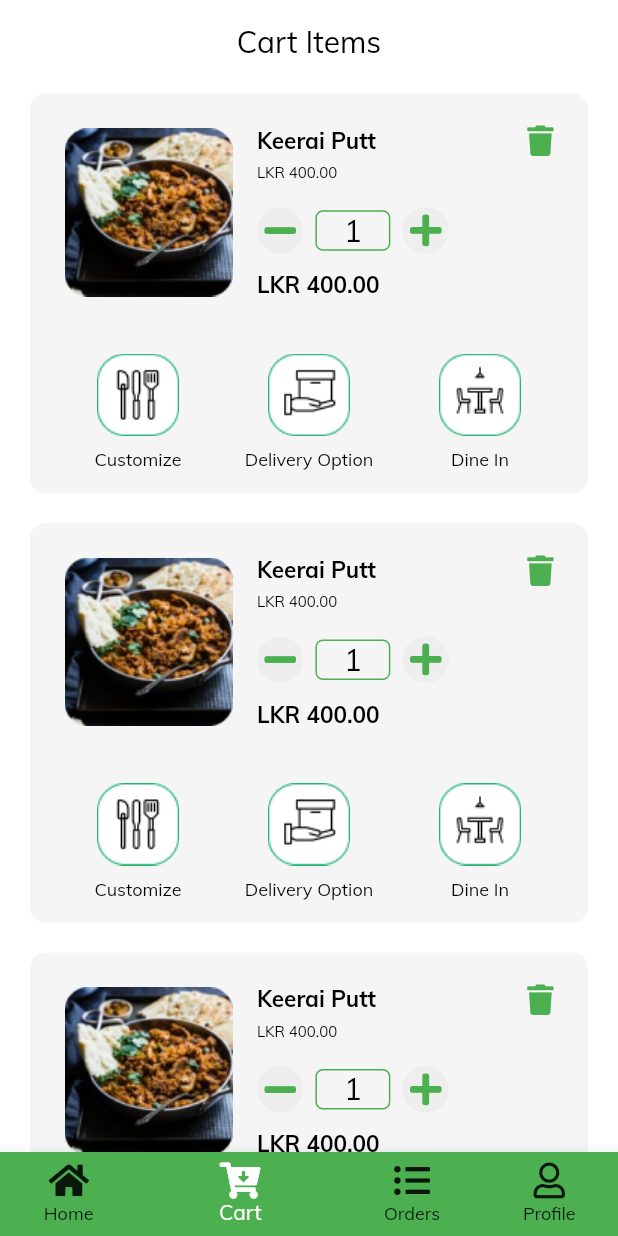
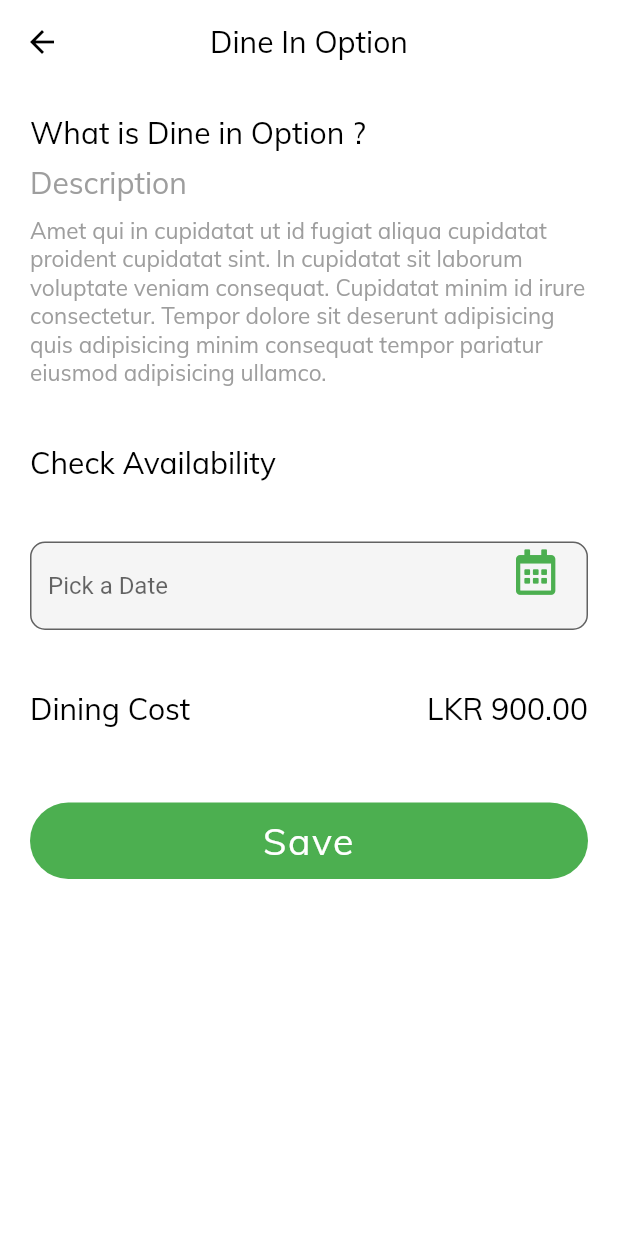
Before and after one commit to hirishegank/user, a Flutter app: the BottomNavigation screen opened directly, item 2 of the bottom bar chosen, scrolled down 576 dp, after a tap on "Dine In", on a phone screen of 412 x 824 dp. Run offline on Flutter 3.47's test engine with Material 2 defaults, Android fonts, the phone set to English and light mode, and no system bars; our stand-ins replace flutter_rating_bar, font_awesome_flutter, intro_slider.

```diff
--- a/lib/screens/bottom_navigation.dart
+++ b/lib/screens/bottom_navigation.dart
@@ -1,6 +1,7 @@
 import 'package:flutter/material.dart';
 import 'package:font_awesome_flutter/font_awesome_flutter.dart';
 import 'package:user/screens/home_page.dart';
+import 'package:user/screens/order_page.dart';
 
 import 'cart_items.dart';
 
@@ -18,12 +19,7 @@ class _BottomNavigationState extends State<BottomNavigation> {
   static List<Widget> _widgetOptions = <Widget>[
     HomePage(),
     CartPage(),
-    Center(
-      child: Text(
-        'Orders',
-        style: optionStyle,
-      ),
-    ),
+    OrderPage(),
     Center(
       child: Text(
         'Profile',
@@ -72,9 +68,9 @@ class _BottomNavigationState extends State<BottomNavigation> {
             ),
           ],
           currentIndex: _selectedIndex,
-          selectedItemColor: Colors.white,
-          unselectedItemColor: Colors.black87,
-          unselectedLabelStyle: TextStyle(color: Colors.black87),
+          selectedItemColor: Colors.black87,
+          unselectedItemColor: Colors.white,
+          unselectedLabelStyle: TextStyle(color: Colors.white),
           showUnselectedLabels: true,
           onTap: _onItemTapped,
         ),
--- a/lib/screens/cart_items.dart
+++ b/lib/screens/cart_items.dart
@@ -8,6 +8,7 @@ import 'package:user/components/home_category_buttom.dart';
 import 'package:user/screens/bottom_navigation.dart';
 import 'package:user/screens/customize_screen.dart';
 import 'package:user/screens/delivery_option.dart';
+import 'package:user/screens/dinein_option.dart';
 
 class CartPage extends StatefulWidget {
   @override
@@ -261,7 +262,8 @@ class _CartItemCardState extends State<CartItemCard> {
               ),
               CategoryIconButton(
                 onTap: () {
-                  print('Rice & Curry');
+                  Navigator.of(context).push(MaterialPageRoute(
+                      builder: (context) => DineInOptionPage()));
                 },
                 image: 'assets/icon/dinein.png',
                 lable: 'Dine In',
--- /dev/null
+++ b/lib/screens/dinein_option.dart
@@ -0,0 +1,148 @@
+import 'package:flutter/material.dart';
+import 'package:font_awesome_flutter/fa_icon.dart';
+import 'package:font_awesome_flutter/font_awesome_flutter.dart';
+import 'package:user/components/big_button.dart';
+
+class DineInOptionPage extends StatefulWidget {
+  const DineInOptionPage();
+  @override
+  _DineInOptionPageState createState() => _DineInOptionPageState();
+}
+
+class _DineInOptionPageState extends State<DineInOptionPage> {
+  DateTime dateTime;
+  TextEditingController dateTimeController = TextEditingController();
+
+  Future<DateTime> getDate() {
+    // Imagine that this function is
+    // more complex and slow.
+    return showDatePicker(
+      context: context,
+      initialDate: DateTime.now(),
+      firstDate: DateTime(2018),
+      lastDate: DateTime(2030),
+      builder: (BuildContext context, Widget child) {
+        return child;
+      },
+    );
+  }
+
+  @override
+  void dispose() {
+    dateTimeController.dispose();
+    super.dispose();
+  }
+
+  @override
+  Widget build(BuildContext context) {
+    return Scaffold(
+        appBar: AppBar(
+          title: Text('Dine In Option'),
+          elevation: 0,
+          centerTitle: true,
+        ),
+        body: SafeArea(
+          child: ListView(
+            children: <Widget>[
+              Padding(
+                padding: EdgeInsets.only(left: 20, right: 20, top: 20),
+                child: Text('What is Dine in Option ?'),
+              ),
+              Padding(
+                padding: EdgeInsets.symmetric(horizontal: 20, vertical: 8),
+                child: Column(
+                  crossAxisAlignment: CrossAxisAlignment.start,
+                  children: <Widget>[
+                    Text(
+                      'Description',
+                      style: TextStyle(color: Colors.grey),
+                    ),
+                    SizedBox(
+                      height: 10,
+                    ),
+                    Text(
+                      'Amet qui in cupidatat ut id fugiat aliqua cupidatat proident cupidatat sint. In cupidatat sit laborum voluptate veniam consequat. Cupidatat minim id irure consectetur. Tempor dolore sit deserunt adipisicing quis adipisicing minim consequat tempor pariatur eiusmod adipisicing ullamco.',
+                      style: TextStyle(fontSize: 15, color: Colors.grey),
+                    )
+                  ],
+                ),
+              ),
+              SizedBox(
+                height: 10,
+              ),
+              Padding(
+                padding: EdgeInsets.all(20),
+                child: Text('Check Availability'),
+              ),
+              SizedBox(
+                height: 20,
+              ),
+              Padding(
+                padding: EdgeInsets.symmetric(horizontal: 20),
+                child: TextField(
+                  controller: dateTimeController,
+                  keyboardType: TextInputType.datetime,
+                  decoration: InputDecoration(
+                    filled: true,
+                    suffixIcon: InkWell(
+                      onTap: () async {
+                        dateTime = await getDate();
+                        print(dateTime);
+                        FocusScope.of(context).requestFocus(FocusNode());
+                        dateTimeController.text = dateTime.toString();
+                      },
+                      child: FaIcon(
+                        FontAwesomeIcons.calendarAlt,
+                        size: 30,
+                        color: Colors.green,
+                      ),
+                    ),
+                    fillColor: Colors.grey.shade100,
+                    hintText: 'Pick a Date',
+                    border: OutlineInputBorder(
+                      borderRadius: BorderRadius.circular(10),
+                      borderSide:
+                          BorderSide(color: Colors.grey.shade100, width: 1.0),
+                    ),
+                    focusedBorder: OutlineInputBorder(
+                      borderSide:
+                          BorderSide(color: Colors.grey.shade100, width: 1.0),
+                      borderRadius: BorderRadius.all(Radius.circular(12.0)),
+                    ),
+                  ),
+                  onChanged: (value) {
+                    print('test.....');
+                    dateTime = DateTime.parse(value.replaceAll("/", "-"));
+                    print(dateTime);
+                  },
+                ),
+              ),
+              SizedBox(
+                height: 20,
+              ),
+              Padding(
+                padding: EdgeInsets.all(20),
+                child: Row(
+                  mainAxisAlignment: MainAxisAlignment.spaceBetween,
+                  children: <Widget>[
+                    Text('Dining Cost'),
+                    Text('LKR 900.00'),
+                  ],
+                ),
+              ),
+              Padding(
+                padding:
+                    const EdgeInsets.symmetric(horizontal: 20, vertical: 30),
+                child: BigButton(
+                  text: 'Save',
+                  onPressed: () {
+                    print('Save');
+                    Navigator.of(context).pop();
+                  },
+                ),
+              )
+            ],
+          ),
+        ));
+  }
+}
```
Also changed, not shown: lib/components/order_card.dart (added, +108 -0 lines), lib/screens/order_page.dart (added, +80 -0 lines).
